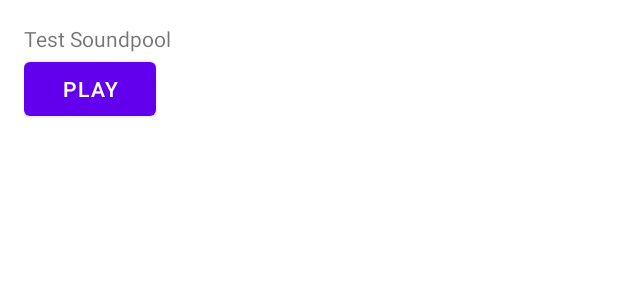
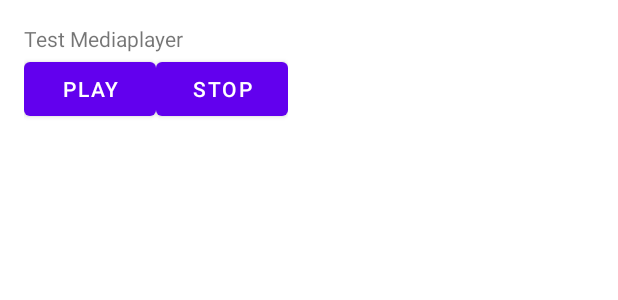
Before and after one commit to Raychal/IntermediateAndroid, an Android app: the layout activity_main.xml on its own in the app's theme, with its tools: preview values and no code run, on a phone screen of 412 x 824 dp. Shown: the top 300 px of the screen. Run offline under Robolectric (Android 15) with nearby library versions, the phone set to English and light mode, and no system bars.

Commit message:
learn how to create media player

```diff
--- a/app/src/main/res/layout/activity_main.xml
+++ b/app/src/main/res/layout/activity_main.xml
@@ -12,12 +12,21 @@
     <TextView
         android:layout_width="wrap_content"
         android:layout_height="wrap_content"
-        android:text="@string/text_sound_pool" />
-
-    <Button
-        android:id="@+id/btn_sound_pool"
+        android:text="@string/text_mediaplayer" />
+    <LinearLayout
         android:layout_width="wrap_content"
         android:layout_height="wrap_content"
-        android:text="@string/btn_text_play" />
+        android:orientation="horizontal">
+        <Button
+            android:id="@+id/btn_play"
+            android:layout_width="wrap_content"
+            android:layout_height="wrap_content"
+            android:text="@string/btn_text_play" />
+        <Button
+            android:id="@+id/btn_stop"
+            android:layout_width="wrap_content"
+            android:layout_height="wrap_content"
+            android:text="@string/btn_text_stop" />
+    </LinearLayout>
 
 </LinearLayout>
--- a/app/src/main/res/values/strings.xml
+++ b/app/src/main/res/values/strings.xml
@@ -2,5 +2,6 @@
     <string name="app_name">Intermediate Android</string>
 
     <string name="btn_text_play">Play</string>
-    <string name="text_sound_pool">Test Soundpool</string>
+    <string name="text_mediaplayer">Test Mediaplayer</string>
+    <string name="btn_text_stop">Stop</string>
 </resources>
```
Also changed, not shown: app/src/main/java/com/example/intermediateandroid/MainActivity.kt (+41 -24 lines), 2 other files.
